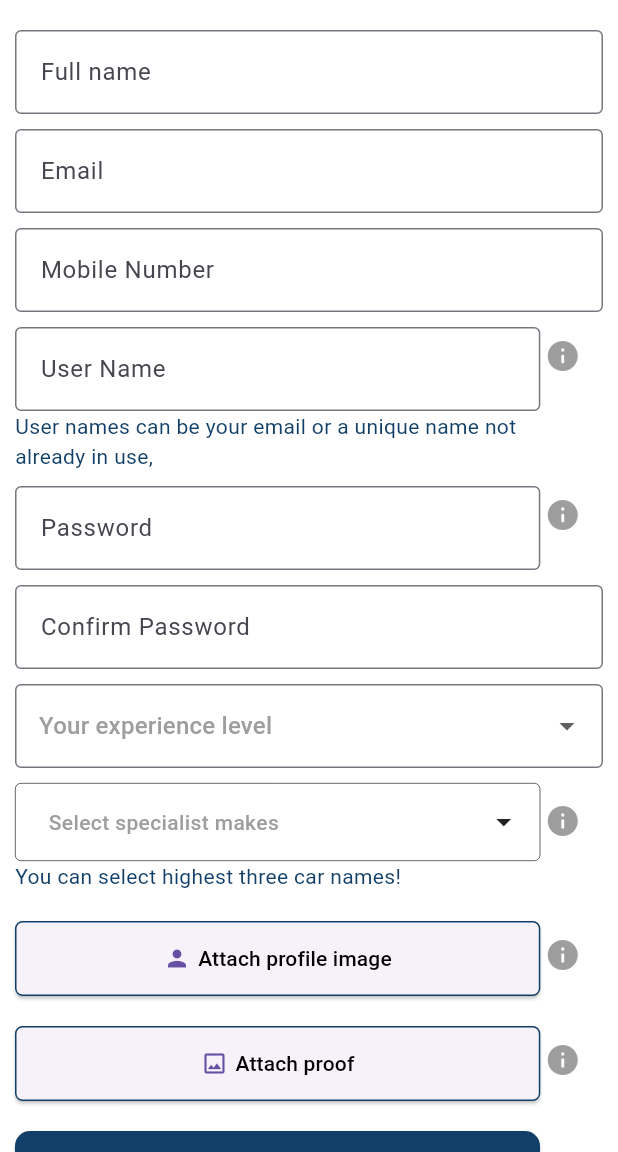
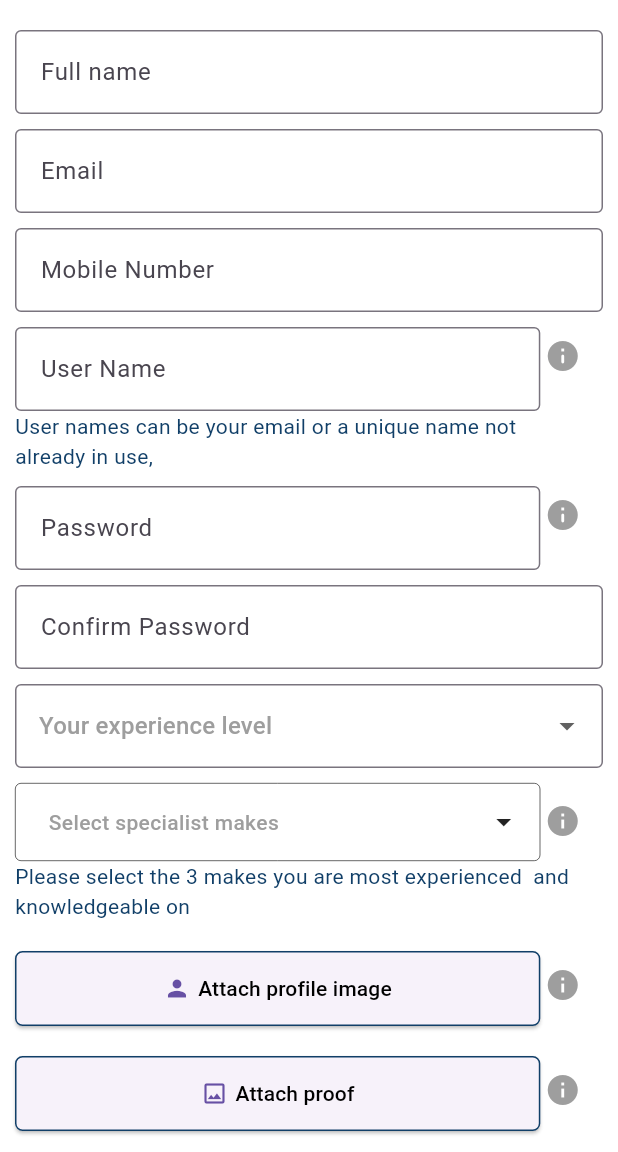
Before and after one commit to mhossain11/surefix_ai, a Flutter app: the YesMechanic screen opened directly, after a tap on the "info" icon, after a tap on the "info" icon, on a phone screen of 412 x 824 dp, the part 84-1236 px from its top. Run offline on Flutter 3.47's test engine with Material 3 defaults, Android fonts, the phone set to English and light mode, and no system bars; drawn by our look-alikes of multi_dropdown; our stand-ins replace badges, cached_network_image, camera, connectivity_plus, dash_chat_2, file_picker and 9 more; accounts and stored records are empty; network calls fail; Roboto replaces fonts that are missing (Poppins).

Commit message:
register specialist message change

```diff
--- a/lib/views/Auth/register/yesmechanic.dart
+++ b/lib/views/Auth/register/yesmechanic.dart
@@ -376,7 +376,7 @@ class _YesMechanicState extends State<YesMechanic> {
                 ),
                 Visibility(
                     visible:  isSpecialistVisible,
-                    child: openCustomText('You can select highest three car names! ')),
+                    child: openCustomText('Please select the 3 makes you are most experienced  and knowledgeable on ')),
                 const SizedBox(height: 10,),
                 Stack(
                   children: [
```
Also changed, not shown: lib/views/iMech_screen/newpostRequest.dart (+5 -8 lines).
